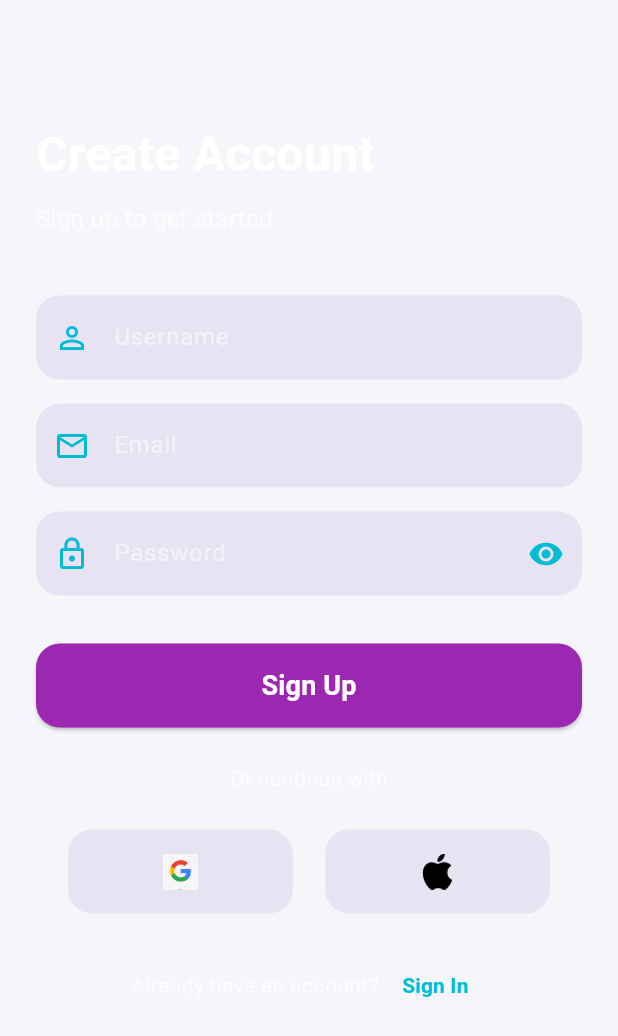
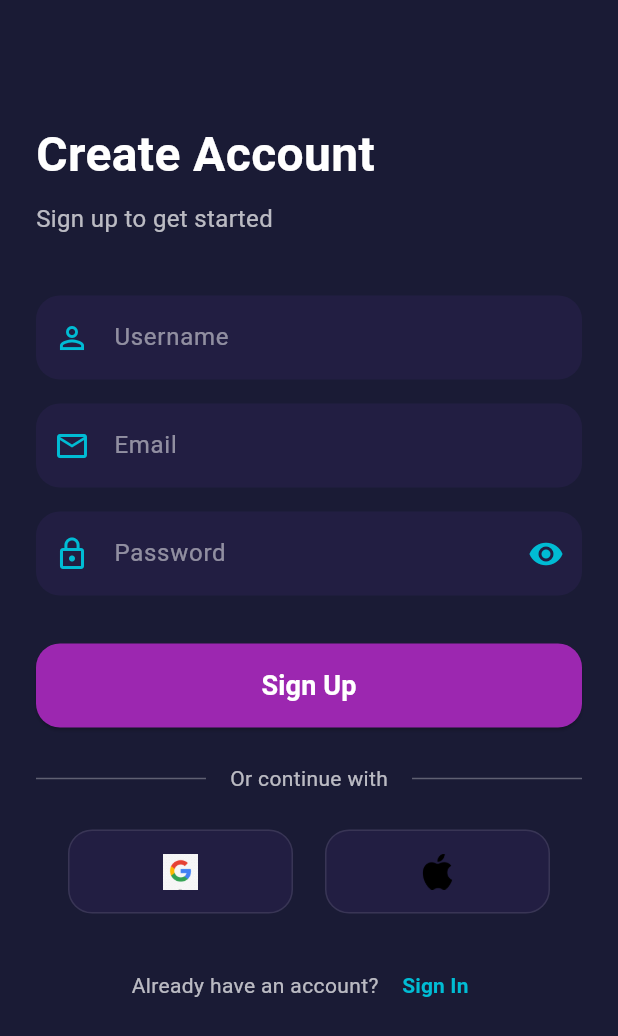
Before and after one commit to ataousCode/vpnify, a Flutter app: the screen it shows after launch, on a phone screen of 412 x 824 dp. Shown: the top 1036 px of the screen. Run offline on Flutter 3.47's test engine with Material 3 defaults, Android fonts, the phone set to English and light mode, and no system bars; our stand-ins replace image_picker, shared_preferences.

Commit message:
updated theme

```diff
--- a/lib/main.dart
+++ b/lib/main.dart
@@ -2,17 +2,16 @@ import 'package:flutter/material.dart';
 import 'package:provider/provider.dart';
 
 import 'package:vpnify/auth/register_screen.dart';
-import 'package:vpnify/screens/premium_screen.dart';
 import 'package:vpnify/theme/theme_provider.dart';
 
 import 'theme/app_theme.dart';
 
 void main() {
   runApp(
-      ChangeNotifierProvider(
-       create: (_) => ThemeProvider(),
-        child: const VPNMainApp(),
-      ),
+    ChangeNotifierProvider(
+      create: (_) => ThemeProvider(),
+      child: const VPNMainApp(),
+    ),
   );
 }
 
@@ -24,7 +23,10 @@ class VPNMainApp extends StatelessWidget {
       builder: (context, themeProvider, _) {
         return MaterialApp(
           title: 'VPNIFY',
-          theme: themeProvider.isDarkMode ? AppTheme.darkTheme : AppTheme.lightTheme,
+          theme: AppTheme.darkTheme,
+          // themeProvider.isDarkMode
+          //     ? AppTheme.darkTheme
+          //     : AppTheme.lightTheme,
           home: const RegisterScreen(),
           debugShowCheckedModeBanner: false,
         );
```
Also changed, not shown: pubspec.lock, 3 other files.
